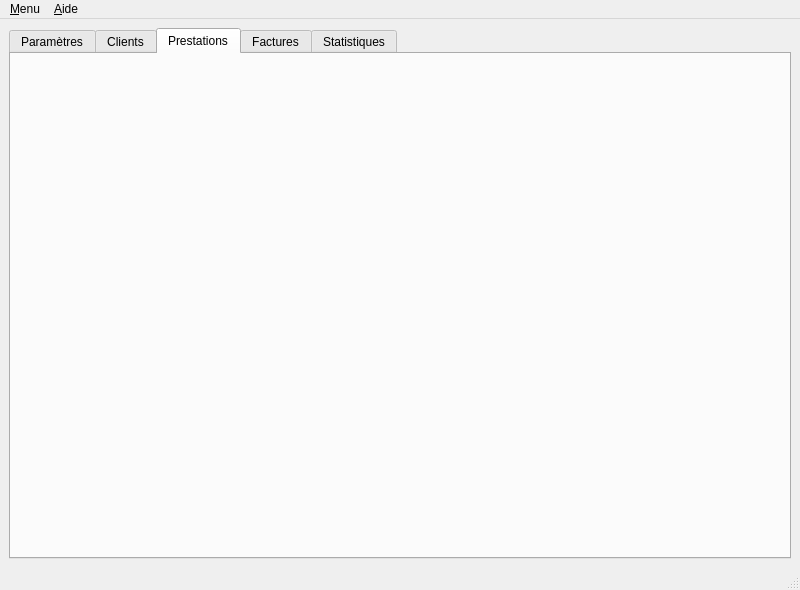
The window that ui/Qfacture.ui (jpec/Qfacture) describes before a commit, drawn with Qt 5.
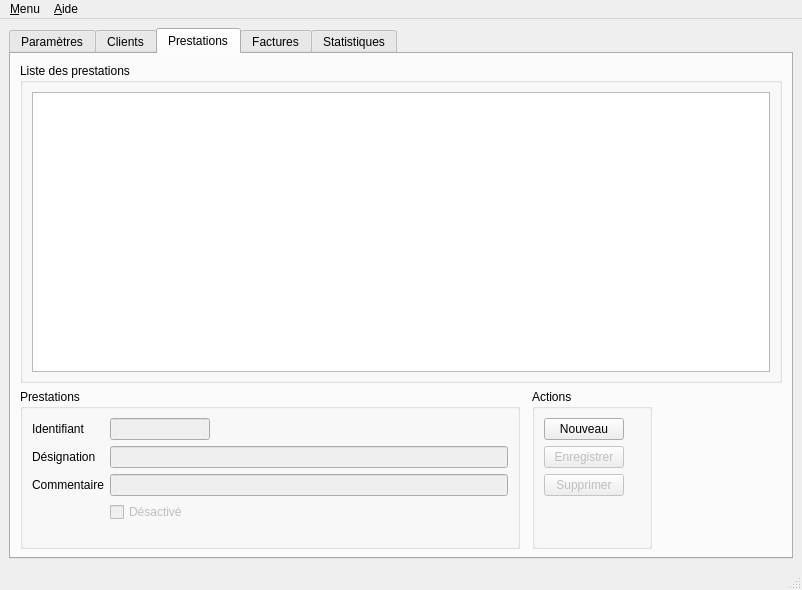
The same window after the commit. The open tabs and pages were chosen to show the change.

Commit message: Adding widget of the Article tab.

What changed in the file:
```diff
--- a/ui/Qfacture.ui
+++ b/ui/Qfacture.ui
@@ -9,7 +9,7 @@
    <rect>
     <x>0</x>
     <y>0</y>
-    <width>800</width>
+    <width>802</width>
     <height>590</height>
    </rect>
   </property>
@@ -1068,7 +1068,173 @@
        <attribute name="title">
         <string>Prestations</string>
        </attribute>
-       <layout class="QGridLayout" name="gridLayout"/>
+       <layout class="QGridLayout" name="gridLayout">
+        <item row="0" column="0" rowspan="2" colspan="4">
+         <widget class="QGroupBox" name="groupBox">
+          <property name="title">
+           <string>Liste des prestations</string>
+          </property>
+          <layout class="QGridLayout" name="gridLayout_6">
+           <item row="0" column="0" colspan="3">
+            <widget class="QListWidget" name="aList">
+             <property name="minimumSize">
+              <size>
+               <width>0</width>
+               <height>280</height>
+              </size>
+             </property>
+            </widget>
+           </item>
+          </layout>
+         </widget>
+        </item>
+        <item row="2" column="0">
+         <widget class="QGroupBox" name="aGroupBox_2">
+          <property name="minimumSize">
+           <size>
+            <width>500</width>
+            <height>160</height>
+           </size>
+          </property>
+          <property name="maximumSize">
+           <size>
+            <width>500</width>
+            <height>160</height>
+           </size>
+          </property>
+          <property name="title">
+           <string>Prestations</string>
+          </property>
+          <layout class="QFormLayout" name="formLayout_4">
+           <item row="0" column="0">
+            <widget class="QLabel" name="label_25">
+             <property name="text">
+              <string>Identifiant</string>
+             </property>
+            </widget>
+           </item>
+           <item row="0" column="1">
+            <widget class="QLineEdit" name="aId">
+             <property name="enabled">
+              <bool>false</bool>
+             </property>
+             <property name="maximumSize">
+              <size>
+               <width>100</width>
+               <height>16777215</height>
+              </size>
+             </property>
+            </widget>
+           </item>
+           <item row="2" column="1">
+            <widget class="QLineEdit" name="aCom">
+             <property name="enabled">
+              <bool>false</bool>
+             </property>
+            </widget>
+           </item>
+           <item row="1" column="1">
+            <widget class="QLineEdit" name="aName">
+             <property name="enabled">
+              <bool>false</bool>
+             </property>
+            </widget>
+           </item>
+           <item row="1" column="0">
+            <widget class="QLabel" name="label_23">
+             <property name="text">
+              <string>Désignation</string>
+             </property>
+            </widget>
+           </item>
+           <item row="2" column="0">
+            <widget class="QLabel" name="label_24">
+             <property name="maximumSize">
+              <size>
+               <width>100</width>
+               <height>16777215</height>
+              </size>
+             </property>
+             <property name="text">
+              <string>Commentaire</string>
+             </property>
+            </widget>
+           </item>
+           <item row="3" column="1">
+            <widget class="QCheckBox" name="aDisable">
+             <property name="enabled">
+              <bool>false</bool>
+             </property>
+             <property name="text">
+              <string>Désactivé</string>
+             </property>
+            </widget>
+           </item>
+          </layout>
+         </widget>
+        </item>
+        <item row="2" column="3">
+         <spacer name="horizontalSpacer_4">
+          <property name="orientation">
+           <enum>Qt::Horizontal</enum>
+          </property>
+          <property name="sizeHint" stdset="0">
+           <size>
+            <width>40</width>
+            <height>20</height>
+           </size>
+          </property>
+         </spacer>
+        </item>
+        <item row="2" column="2">
+         <widget class="QGroupBox" name="groupBox_4">
+          <property name="minimumSize">
+           <size>
+            <width>120</width>
+            <height>160</height>
+           </size>
+          </property>
+          <property name="maximumSize">
+           <size>
+            <width>120</width>
+            <height>160</height>
+           </size>
+          </property>
+          <property name="title">
+           <string>Actions</string>
+          </property>
+          <layout class="QFormLayout" name="formLayout_6">
+           <item row="0" column="0">
+            <widget class="QPushButton" name="aNew">
+             <property name="text">
+              <string>Nouveau</string>
+             </property>
+            </widget>
+           </item>
+           <item row="1" column="0">
+            <widget class="QPushButton" name="aSave">
+             <property name="enabled">
+              <bool>false</bool>
+             </property>
+             <property name="text">
+              <string>Enregistrer</string>
+             </property>
+            </widget>
+           </item>
+           <item row="2" column="0">
+            <widget class="QPushButton" name="aDel">
+             <property name="enabled">
+              <bool>false</bool>
+             </property>
+             <property name="text">
+              <string>Supprimer</string>
+             </property>
+            </widget>
+           </item>
+          </layout>
+         </widget>
+        </item>
+       </layout>
       </widget>
       <widget class="QWidget" name="tFacture">
        <attribute name="title">
@@ -1089,7 +1255,7 @@
     <rect>
      <x>0</x>
      <y>0</y>
-     <width>800</width>
+     <width>802</width>
      <height>21</height>
     </rect>
    </property>
```
Left out of the diff: 16 changed lines with no effect on the pictures. The commit also changes 3 other files.
